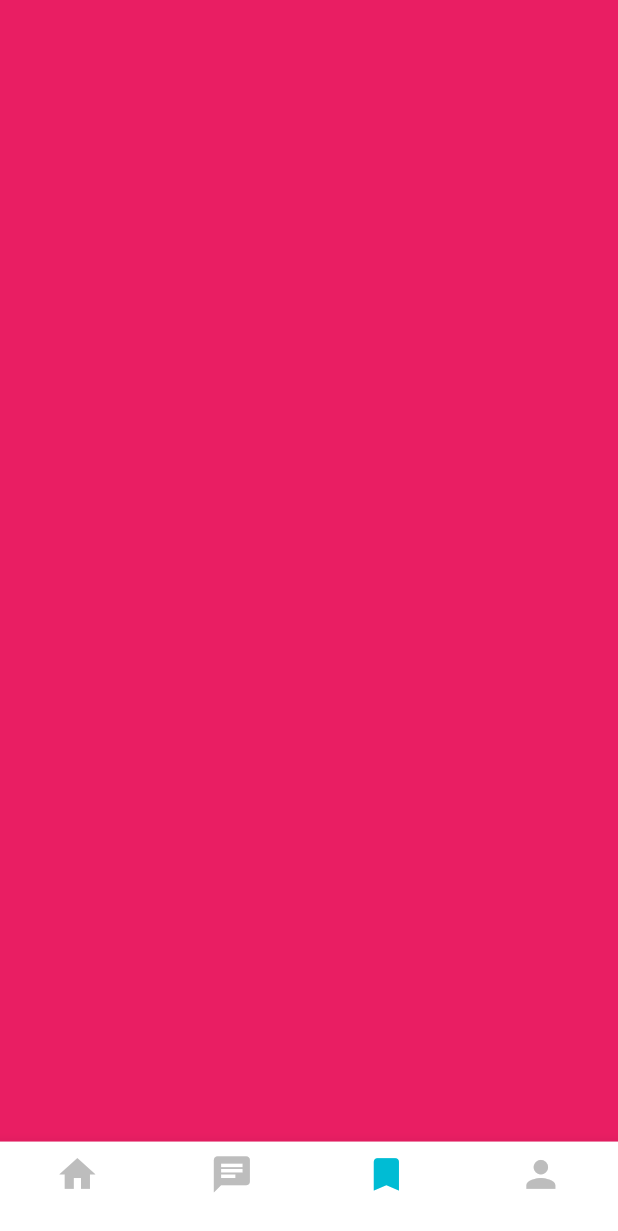
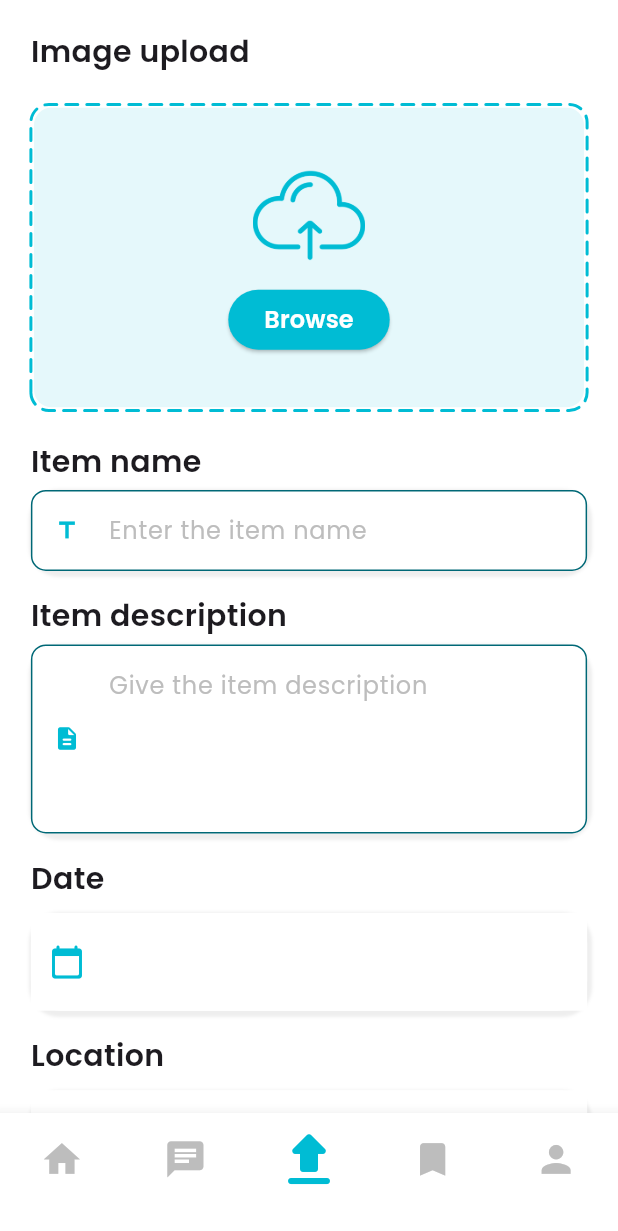
Before and after one commit to Ankush-Paul-02/Finders-United, a Flutter app: the Home screen opened directly, item 3 of the bottom bar chosen, on a phone screen of 412 x 824 dp. Shown: the top 1231 px of the screen. Run offline on Flutter 3.47's test engine with Material 3 defaults, Android fonts, the phone set to English and light mode, and no system bars; drawn by our look-alikes of dotted_border, velocity_x; our stand-ins replace cloud_firestore, firebase_auth, firebase_core, firebase_storage, geocoding, geolocator and 5 more; accounts and stored records are empty; network calls fail.

Commit message:
upload item screen ui committed

```diff
--- /dev/null
+++ b/lib/core/common/custom_text_field.dart
@@ -0,0 +1,66 @@
+import 'package:flutter/material.dart';
+import 'package:velocity_x/velocity_x.dart';
+
+class CustomTextField extends StatefulWidget {
+  final TextEditingController controller;
+  final String hintText;
+  final int maxLines;
+  final bool readOnly;
+  final IconData? icon;
+  final TextInputType textInputType;
+
+  const CustomTextField({
+    super.key,
+    required this.controller,
+    required this.hintText,
+    required this.maxLines,
+    required this.textInputType,
+    required this.readOnly,
+    this.icon,
+  });
+
+  @override
+  State<CustomTextField> createState() => _CustomTextFieldState();
+}
+
+class _CustomTextFieldState extends State<CustomTextField> {
+  @override
+  Widget build(BuildContext context) {
+    return Container(
+      decoration: BoxDecoration(
+        borderRadius: BorderRadius.circular(20),
+        color: Colors.white,
+        boxShadow: [
+          BoxShadow(
+            color: Colors.grey.shade200,
+            offset: const Offset(1, 2),
+            spreadRadius: 2,
+            blurRadius: 1,
+          ),
+        ],
+      ),
+      child: VxTextField(
+        controller: widget.controller,
+        borderRadius: 10,
+        fillColor: Colors.white,
+        contentPaddingLeft: 10,
+        clear: false,
+        readOnly: widget.readOnly,
+        enableSuggestions: true,
+        autocorrect: true,
+        prefixIcon: Icon(
+          widget.icon,
+          color: Colors.cyan,
+        ),
+        height: 60,
+        hint: widget.hintText,
+        maxLine: widget.maxLines,
+        borderType: VxTextFieldBorderType.roundLine,
+        hintStyle: TextStyle(
+          color: Colors.grey.shade400,
+        ),
+        keyboardType: widget.textInputType,
+      ),
+    );
+  }
+}
--- a/lib/core/constants/app_constants.dart
+++ b/lib/core/constants/app_constants.dart
@@ -1,3 +1,5 @@
 class AppConstants {
   static String profileImage = 'assets/icons/profile.png';
+  static String searchAnimation = 'assets/animation/search.json';
+  static String browseIcon = 'assets/icons/browse.png';
 }
--- a/lib/feature/auth/screens/login_screen.dart
+++ b/lib/feature/auth/screens/login_screen.dart
@@ -5,6 +5,7 @@ import 'package:sizer/sizer.dart';
 import 'package:velocity_x/velocity_x.dart';
 
 import '../../../core/common/black_gradient_button.dart';
+import '../../../core/constants/app_constants.dart';
 import '../providers/auth_provider.dart';
 
 class LoginScreen extends StatefulWidget {
@@ -57,7 +58,7 @@ class _LoginScreenState extends State<LoginScreen> {
                           .color(Colors.cyan)
                           .makeCentered(),
                       10.h.heightBox,
-                      Lottie.asset('assets/animation/search.json'),
+                      Lottie.asset(AppConstants.searchAnimation),
                       20.h.heightBox,
                       Container(
                         decoration: BoxDecoration(
--- a/lib/feature/auth/screens/otp_screen.dart
+++ b/lib/feature/auth/screens/otp_screen.dart
@@ -5,6 +5,7 @@ import 'package:provider/provider.dart';
 import 'package:sizer/sizer.dart';
 import 'package:velocity_x/velocity_x.dart';
 
+import '../../../core/constants/app_constants.dart';
 import '../providers/auth_provider.dart';
 
 class OTPScreen extends StatefulWidget {
@@ -83,7 +84,7 @@ class _OTPScreenState extends State<OTPScreen> {
                     crossAxisAlignment: CrossAxisAlignment.start,
                     children: [
                       5.h.heightBox,
-                      Lottie.asset('assets/animation/search.json'),
+                      Lottie.asset(AppConstants.searchAnimation),
                       20.heightBox,
                       'Verification Code'.text.black.bold.size(22).make(),
                       5.heightBox,
--- a/lib/feature/home/screens/home.dart
+++ b/lib/feature/home/screens/home.dart
@@ -4,6 +4,7 @@ import 'package:sizer/sizer.dart';
 
 import '../../chat/screens/chat_screen.dart';
 import '../../profile/screens/profile_screen.dart';
+import '../../upload/screens/found_item_upload_screen.dart';
 import '../provider/bottom_nav_bar_provider.dart';
 import 'home_screen.dart';
 
@@ -18,7 +19,8 @@ class _HomeState extends State<Home> {
   List<Widget> pages = [
     const HomeScreen(),
     const ChatScreen(),
-    Container(color: Colors.pink),
+    const FoundItemUploadScreen(),
+    Container(color: Colors.cyan),
     const ProfileScreen(),
   ];
 
@@ -50,6 +52,14 @@ class _HomeState extends State<Home> {
               label: '',
             ),
             BottomNavigationBarItem(
+              icon: Icon(
+                Icons.upload_rounded,
+                size: 48,
+              ),
+              backgroundColor: Colors.white,
+              label: '',
+            ),
+            BottomNavigationBarItem(
               icon: Icon(Icons.bookmark),
               backgroundColor: Colors.white,
               label: '',
--- a/lib/feature/home/screens/home_screen.dart
+++ b/lib/feature/home/screens/home_screen.dart
@@ -83,8 +83,16 @@ class _HomeScreenState extends State<HomeScreen> {
                     const Row(
                       mainAxisAlignment: MainAxisAlignment.spaceBetween,
                       children: [
-                        RecentPostCard(postId: '1'),
-                        RecentPostCard(postId: '2'),
+                        RecentPostCard(
+                          postId: '1',
+                          imageUrl:
+                              'https://images.unsplash.com/photo-1579014134953-1580d7f123f3?w=500&auto=format&fit=crop&q=60&ixlib=rb-4.0.3&ixid=M3wxMjA3fDB8MHxzZWFyY2h8NHx8d2FsbGV0fGVufDB8fDB8fHww',
+                        ),
+                        RecentPostCard(
+                          postId: '2',
+                          imageUrl:
+                              'https://images.unsplash.com/photo-1539874754764-5a96559165b0?w=500&auto=format&fit=crop&q=60&ixlib=rb-4.0.3&ixid=M3wxMjA3fDB8MHxzZWFyY2h8MTR8fHdhdGNofGVufDB8fDB8fHww',
+                        ),
                       ],
                     ),
                   ],
--- a/lib/feature/home/widgets/recent_post_card.dart
+++ b/lib/feature/home/widgets/recent_post_card.dart
@@ -5,10 +5,12 @@ import 'package:velocity_x/velocity_x.dart';
 
 class RecentPostCard extends StatelessWidget {
   final String postId;
+  final String imageUrl;
 
   const RecentPostCard({
     super.key,
     required this.postId,
+    required this.imageUrl,
   });
 
   @override
@@ -42,7 +44,10 @@ class RecentPostCard extends StatelessWidget {
               onTap: () => Navigator.push(
                 context,
                 MaterialPageRoute(
-                  builder: (context) => ItemScreen(postId: postId),
+                  builder: (context) => ItemScreen(
+                    postId: postId,
+                    imageUrl: imageUrl,
+                  ),
                 ),
               ),
               child: ClipRRect(
@@ -50,7 +55,7 @@ class RecentPostCard extends StatelessWidget {
                 child: Hero(
                   tag: 'recent post $postId',
                   child: Image.network(
-                    'https://images.unsplash.com/photo-1579014134953-1580d7f123f3?w=500&auto=format&fit=crop&q=60&ixlib=rb-4.0.3&ixid=M3wxMjA3fDB8MHxzZWFyY2h8NHx8d2FsbGV0fGVufDB8fDB8fHww',
+                    imageUrl,
                     fit: BoxFit.cover,
                   ),
                 ),
--- a/lib/feature/item/screens/item_screen.dart
+++ b/lib/feature/item/screens/item_screen.dart
@@ -4,10 +4,12 @@ import 'package:velocity_x/velocity_x.dart';
 
 class ItemScreen extends StatefulWidget {
   final String postId;
+  final String imageUrl;
 
   const ItemScreen({
     super.key,
     required this.postId,
+    required this.imageUrl,
   });
 
   @override
@@ -33,7 +35,7 @@ class _ItemScreenState extends State<ItemScreen> {
                     ClipRRect(
                       borderRadius: BorderRadius.circular(10),
                       child: Image.network(
-                        'https://images.unsplash.com/photo-1579014134953-1580d7f123f3?w=500&auto=format&fit=crop&q=60&ixlib=rb-4.0.3&ixid=M3wxMjA3fDB8MHxzZWFyY2h8NHx8d2FsbGV0fGVufDB8fDB8fHww',
+                        widget.imageUrl,
                         fit: BoxFit.fill,
                       ),
                     ),
--- a/lib/feature/splash/screens/splash_screen.dart
+++ b/lib/feature/splash/screens/splash_screen.dart
@@ -3,6 +3,7 @@ import 'package:lottie/lottie.dart';
 import 'package:sizer/sizer.dart';
 import 'package:velocity_x/velocity_x.dart';
 
+import '../../../core/constants/app_constants.dart';
 import '../../home/screens/home.dart';
 
 class SplashScreen extends StatefulWidget {
@@ -24,7 +25,7 @@ class _SplashScreenState extends State<SplashScreen> {
             children: [
               'FindersUnited'.text.semiBold.black.size(20).make(),
               18.h.heightBox,
-              Lottie.asset('assets/animation/search.json'),
+              Lottie.asset(AppConstants.searchAnimation),
               40.heightBox,
               Container(
                 height: 40.h,
@@ -59,10 +60,11 @@ class _SplashScreenState extends State<SplashScreen> {
                         backgroundColor: Colors.cyan[200],
                       ),
                       onPressed: () => Navigator.push(
-                          context,
-                          MaterialPageRoute(
-                            builder: (context) => const Home(),
-                          )),
+                        context,
+                        MaterialPageRoute(
+                          builder: (context) => const Home(),
+                        ),
+                      ),
                       child: const Icon(
                         Icons.arrow_forward,
                         color: Colors.white,
--- /dev/null
+++ b/lib/feature/upload/screens/found_item_upload_screen.dart
@@ -0,0 +1,238 @@
+import 'package:dotted_border/dotted_border.dart';
+import 'package:flutter/material.dart';
+import 'package:geocoding/geocoding.dart';
+import 'package:geolocator/geolocator.dart';
+import 'package:sizer/sizer.dart';
+import 'package:velocity_x/velocity_x.dart';
+
+import '../../../core/common/black_gradient_button.dart';
+import '../../../core/common/custom_text_field.dart';
+import '../../../core/constants/app_constants.dart';
+import '../../../core/utils/show_snack_bar.dart';
+
+class FoundItemUploadScreen extends StatefulWidget {
+  const FoundItemUploadScreen({super.key});
+
+  @override
+  State<FoundItemUploadScreen> createState() => _FoundItemUploadScreenState();
+}
+
+class _FoundItemUploadScreenState extends State<FoundItemUploadScreen> {
+  final _nameController = TextEditingController();
+  final _descriptionController = TextEditingController();
+  final _dateController = TextEditingController();
+  final _locationController = TextEditingController();
+
+  @override
+  void dispose() {
+    super.dispose();
+    _nameController.dispose();
+    _descriptionController.dispose();
+    _dateController.dispose();
+    _locationController.dispose();
+  }
+
+  /// SELECT DATE
+  Future<void> selectDate() async {
+    DateTime? _dateTime = await showDatePicker(
+      context: context,
+      initialDate: DateTime.now(),
+      firstDate: DateTime(2000),
+      lastDate: DateTime(2050),
+    );
+
+    if (_dateTime != null) {
+      setState(() {
+        _dateController.text = _dateTime.toString().split(" ")[0];
+      });
+    }
+  }
+
+  /// PICK THE CURRENT LOCATION
+  Future<void> getCurrentLocation() async {
+    try {
+      LocationPermission permission = await Geolocator.checkPermission();
+      if (permission == LocationPermission.denied ||
+          permission == LocationPermission.deniedForever) {
+        showSnackBar(context, 'Location Denied!');
+        LocationPermission ask = await Geolocator.requestPermission();
+      } else {
+        Position currentPosition = await Geolocator.getCurrentPosition(
+          desiredAccuracy: LocationAccuracy.best,
+          forceAndroidLocationManager: true,
+        );
+        List<Placemark> placeMarks = await placemarkFromCoordinates(
+          currentPosition.latitude,
+          currentPosition.longitude,
+        );
+        setState(() {
+          _locationController.text =
+              '${placeMarks[0].name}, ${placeMarks[0].subLocality}, ${placeMarks[0].locality}, ${placeMarks[0].administrativeArea}, ${placeMarks[0].postalCode}';
+        });
+      }
+    } catch (e) {
+      showSnackBar(context, 'Error getting location');
+    }
+  }
+
+  @override
+  Widget build(BuildContext context) {
+    return SingleChildScrollView(
+      child: Column(
+        crossAxisAlignment: CrossAxisAlignment.start,
+        children: [
+          'Image upload'.text.semiBold.size(20).make(),
+          20.heightBox,
+
+          /// Image
+          DottedBorder(
+            borderType: BorderType.RRect,
+            dashPattern: const [8, 6],
+            color: Colors.cyan,
+            strokeWidth: 2,
+            strokeCap: StrokeCap.round,
+            radius: const Radius.circular(12),
+            child: ClipRRect(
+              borderRadius: const BorderRadius.all(Radius.circular(12)),
+              child: Container(
+                height: 200,
+                width: double.infinity,
+                decoration: BoxDecoration(
+                  color: Colors.cyan.withOpacity(0.1),
+                ),
+                child: Column(
+                  mainAxisAlignment: MainAxisAlignment.center,
+                  children: [
+                    SizedBox(
+                      height: 75,
+                      width: 75,
+                      child: Image.asset(
+                        AppConstants.browseIcon,
+                        color: Colors.cyan,
+                      ),
+                    ),
+                    8.heightBox,
+                    ElevatedButton(
+                      onPressed: () {},
+                      style: ElevatedButton.styleFrom(
+                        backgroundColor: Colors.cyan,
+                        elevation: 1,
+                      ),
+                      child: 'Browse'.text.size(16).white.semiBold.make(),
+                    ),
+                  ],
+                ),
+              ),
+            ),
+          ),
+          20.heightBox,
+          'Item name'.text.semiBold.size(20).make(),
+          4.heightBox,
+          CustomTextField(
+            controller: _nameController,
+            hintText: 'Enter the item name',
+            maxLines: 1,
+            icon: Icons.title,
+            textInputType: TextInputType.name,
+            readOnly: false,
+          ),
+          16.heightBox,
+          'Item description'.text.semiBold.size(20).make(),
+          4.heightBox,
+
+          /// DESCRIPTION
+          CustomTextField(
+            controller: _descriptionController,
+            hintText: 'Give the item description',
+            maxLines: 4,
+            icon: Icons.description_rounded,
+            readOnly: false,
+            textInputType: TextInputType.multiline,
+          ),
+          16.heightBox,
+          'Date'.text.semiBold.size(20).make(),
+          8.heightBox,
+
+          /// DATE
+          Container(
+            decoration: BoxDecoration(
+              borderRadius: BorderRadius.circular(20),
+              color: Colors.white,
+              boxShadow: [
+                BoxShadow(
+                  color: Colors.grey.shade200,
+                  offset: const Offset(1, 2),
+                  spreadRadius: 2,
+                  blurRadius: 1,
+                ),
+              ],
+            ),
+            child: TextField(
+              controller: _dateController,
+              decoration: InputDecoration(
+                contentPadding: EdgeInsets.symmetric(vertical: 5.w),
+                fillColor: Colors.white,
+                filled: true,
+                prefixIcon: const Icon(
+                  Icons.calendar_today_rounded,
+                  color: Colors.cyan,
+                ),
+                border: InputBorder.none,
+              ),
+              keyboardType: TextInputType.datetime,
+              readOnly: true,
+              onTap: () => selectDate(),
+            ),
+          ),
+
+          16.heightBox,
+          'Location'.text.semiBold.size(20).make(),
+          8.heightBox,
+
+          /// LOCATION
+          Container(
+            decoration: BoxDecoration(
+              borderRadius: BorderRadius.circular(20),
+              color: Colors.white,
+              boxShadow: [
+                BoxShadow(
+                  color: Colors.grey.shade200,
+                  offset: const Offset(1, 2),
+                  spreadRadius: 2,
+                  blurRadius: 1,
+                ),
+              ],
+            ),
+            child: TextField(
+              controller: _locationController,
+              decoration: InputDecoration(
+                contentPadding: EdgeInsets.symmetric(vertical: 5.w),
+                fillColor: Colors.white,
+                filled: true,
+                hintText: 'Pick the location',
+                prefixIcon: const Icon(
+                  Icons.location_pin,
+                  color: Colors.cyan,
+                ),
+                border: InputBorder.none,
+              ),
+              keyboardType: TextInputType.datetime,
+              readOnly: true,
+              maxLines: 2,
+              onTap: () {
+                getCurrentLocation();
+              },
+            ),
+          ),
+          20.heightBox,
+          GestureDetector(
+            onTap: () {},
+            child: const BlackGradientButton(
+              buttonName: 'UPLOAD',
+            ),
+          ),
+        ],
+      ).pSymmetric(h: 5.w, v: 5.w),
+    );
+  }
+}
--- a/lib/main.dart
+++ b/lib/main.dart
@@ -7,7 +7,7 @@ import 'package:sizer/sizer.dart';
 import 'feature/auth/providers/auth_provider.dart';
 import 'feature/auth/screens/login_screen.dart';
 import 'feature/home/provider/bottom_nav_bar_provider.dart';
-import 'feature/home/screens/home.dart';
+import 'feature/splash/screens/splash_screen.dart';
 import 'firebase_options.dart';
 
 void main() async {
@@ -49,7 +49,9 @@ class MyApp extends StatelessWidget {
           home: Consumer<AuthProvider>(
             builder: (context, authProvider, child) {
               var isAuthenticated = authProvider.isAuthenticated();
-              return isAuthenticated ? const Home() : const LoginScreen();
+              return isAuthenticated
+                  ? const SplashScreen()
+                  : const LoginScreen();
             },
           ),
         ),
--- a/pubspec.yaml
+++ b/pubspec.yaml
@@ -47,6 +47,11 @@ dependencies:
   firebase_storage: ^11.7.4
   image_picker: ^1.1.0
   permission_handler: ^11.3.1
+  dotted_border: ^2.1.0
+  geolocator: ^11.0.0
+  google_maps_flutter: ^2.6.1
+  http: ^1.2.1
+  geocoding: ^3.0.0
 
 dev_dependencies:
   flutter_test:
```
Also changed, not shown: assets/icons/browse.png (added), pubspec.lock, 3 other files.
